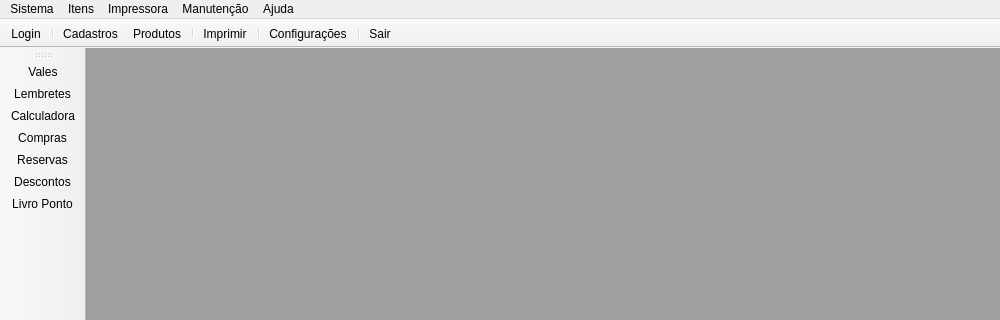
The window that mainwindow.ui (leidensj/BKVale) describes before a commit, drawn with Qt 5; both pictures show x 0 to 1000 and y 0 to 320 of the 1000 by 600 pixel window.
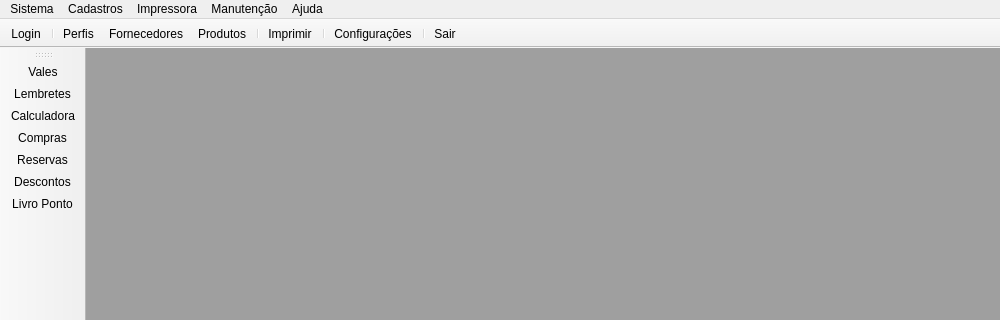
The same window after the commit. Icons and pictures are not drawn.

What changed in the file:
```diff
--- a/mainwindow.ui
+++ b/mainwindow.ui
@@ -88,6 +88,7 @@
    <addaction name="actionLogin"/>
    <addaction name="separator"/>
    <addaction name="actionForms"/>
+   <addaction name="actionSuppliers"/>
    <addaction name="actionProducts"/>
    <addaction name="separator"/>
    <addaction name="actionPrint"/>
@@ -115,7 +116,7 @@
    </widget>
    <widget class="QMenu" name="menuCadastros">
     <property name="title">
-     <string>Itens</string>
+     <string>Cadastros</string>
     </property>
     <widget class="QMenu" name="menuPessoas">
      <property name="title">
@@ -284,7 +285,7 @@
      <normaloff>:/icons/res/resume.png</normaloff>:/icons/res/resume.png</iconset>
    </property>
    <property name="text">
-    <string>Cadastros</string>
+    <string>Perfis</string>
    </property>
    <property name="toolTip">
     <string>Gerenciar cadastros</string>
```
Left out of the diff: 4 changed lines with no effect on the pictures.
